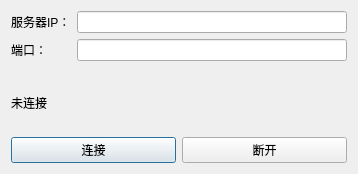
Above: settingdialog.ui from SunJianBai/patient-client before the change. Below: the same form after it.
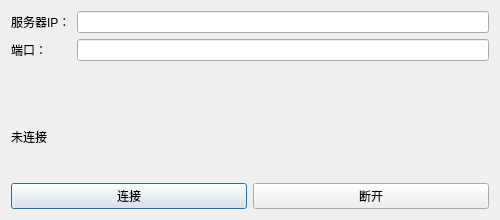
That is the form after the change.

Diff of the .ui file:
```diff
--- a/settingdialog.ui
+++ b/settingdialog.ui
@@ -6,8 +6,8 @@
    <rect>
     <x>0</x>
     <y>0</y>
-    <width>358</width>
-    <height>174</height>
+    <width>500</width>
+    <height>220</height>
    </rect>
   </property>
   <property name="windowTitle">
```
